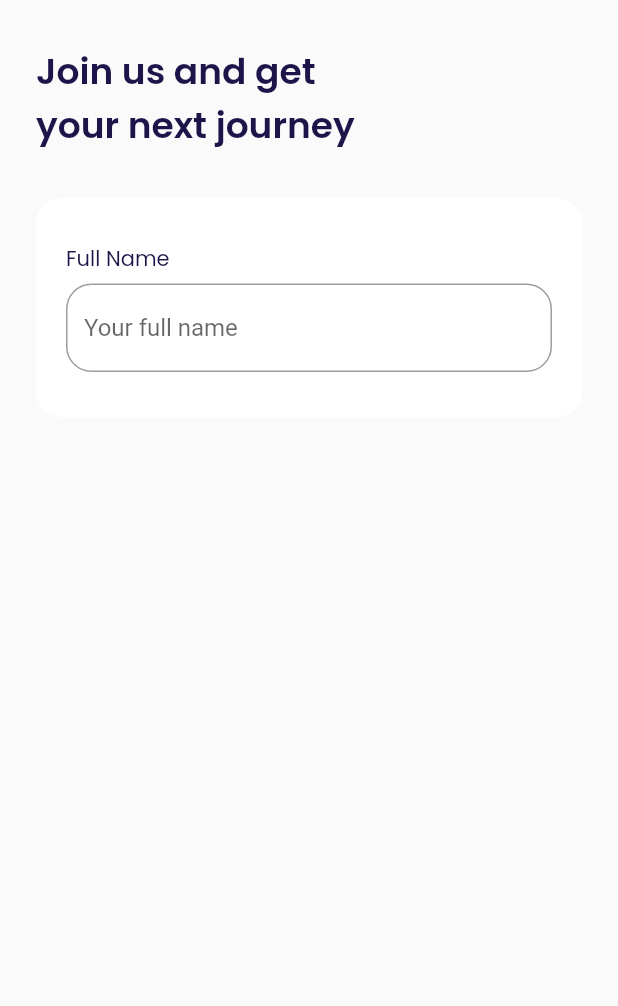
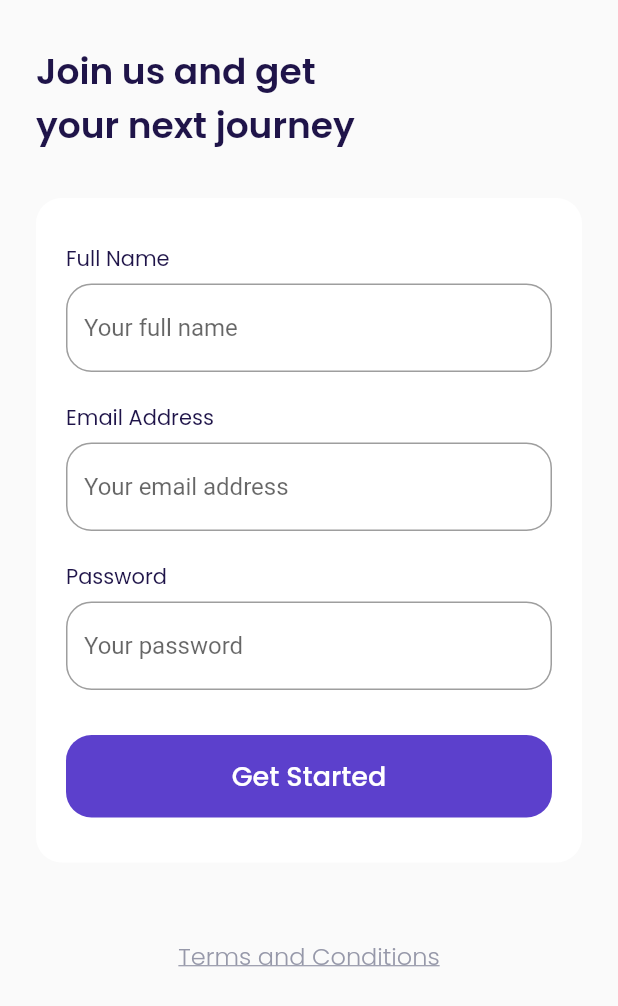
Before and after one commit to whisnuys/flutter-bookflights-app, a Flutter app: the SignUpPage screen opened by its route, on a phone screen of 412 x 824 dp. Shown: the top 1006 px of the screen. Run offline on Flutter 3.47's test engine with Material 2 defaults, Android fonts, the phone set to English and light mode, and no system bars; our stand-ins replace google_fonts.

Commit message:
added some widget signup page

```diff
--- a/lib/ui/pages/signup_page.dart
+++ b/lib/ui/pages/signup_page.dart
@@ -1,4 +1,4 @@
-// ignore_for_file: avoid_unnecessary_containers, prefer_const_constructors
+// ignore_for_file: avoid_unnecessary_containers, prefer_const_constructors, non_constant_identifier_names
 
 import 'package:flutter/material.dart';
 import '../../shared/theme.dart';
@@ -22,8 +22,12 @@
     }
 
     Widget InputSection() {
-      Widget inputForm() {
-        return Column(
+      Widget nameInput() {
+        return Container(
+          margin: EdgeInsets.only(
+            bottom: 20,
+          ),
+          child: Column(
             crossAxisAlignment: CrossAxisAlignment.start,
             children: [
               Text(
@@ -53,6 +57,114 @@
                 ),
               )
             ],
+          ),
+        );
+      }
+
+      Widget emailInput() {
+        return Container(
+          margin: EdgeInsets.only(
+            bottom: 20,
+          ),
+          child: Column(
+            crossAxisAlignment: CrossAxisAlignment.start,
+            children: [
+              Text(
+                'Email Address',
+                style: blackTextStyle,
+              ),
+              SizedBox(
+                height: 6,
+              ),
+              TextFormField(
+                cursorColor: kBlackColor,
+                decoration: InputDecoration(
+                  hintText: "Your email address",
+                  border: OutlineInputBorder(
+                    borderRadius: BorderRadius.circular(
+                      defaultRadius,
+                    ),
+                  ),
+                  focusedBorder: OutlineInputBorder(
+                    borderRadius: BorderRadius.circular(
+                      defaultRadius,
+                    ),
+                    borderSide: BorderSide(
+                      color: kPrimaryColor,
+                    ),
+                  ),
+                ),
+              )
+            ],
+          ),
+        );
+      }
+
+      Widget passwordInput() {
+        return Container(
+          margin: EdgeInsets.only(
+            bottom: 20,
+          ),
+          child: Column(
+            crossAxisAlignment: CrossAxisAlignment.start,
+            children: [
+              Text(
+                'Password',
+                style: blackTextStyle,
+              ),
+              SizedBox(
+                height: 6,
+              ),
+              TextFormField(
+                obscureText: true,
+                cursorColor: kBlackColor,
+                decoration: InputDecoration(
+                  hintText: "Your password",
+                  border: OutlineInputBorder(
+                    borderRadius: BorderRadius.circular(
+                      defaultRadius,
+                    ),
+                  ),
+                  focusedBorder: OutlineInputBorder(
+                    borderRadius: BorderRadius.circular(
+                      defaultRadius,
+                    ),
+                    borderSide: BorderSide(
+                      color: kPrimaryColor,
+                    ),
+                  ),
+                ),
+              )
+            ],
+          ),
+        );
+      }
+
+      Widget submitButton() {
+        return Container(
+          width: double.infinity,
+          height: 55,
+          margin: EdgeInsets.only(
+            top: 10,
+          ),
+          child: TextButton(
+            onPressed: () {},
+            style: TextButton.styleFrom(
+              backgroundColor: kPrimaryColor,
+              shape: RoundedRectangleBorder(
+                borderRadius: BorderRadius.circular(
+                  defaultRadius,
+                ),
+              ),
+            ),
+            child: Text(
+              'Get Started',
+              style: whiteTextStyle.copyWith(
+                fontSize: 18,
+                fontWeight: medium,
+              ),
+            ),
+          ),
         );
       }
 
@@ -73,8 +185,29 @@
         child: Column(
           crossAxisAlignment: CrossAxisAlignment.start,
           children: [
-            inputForm(),
+            nameInput(),
+            emailInput(),
+            passwordInput(),
+            submitButton(),
           ],
+        ),
+      );
+    }
+
+    Widget tacButton() {
+      return Container(
+        alignment: Alignment.center,
+        margin: EdgeInsets.only(
+          top: 50,
+          bottom: 73,
+        ),
+        child: Text(
+          'Terms and Conditions',
+          style: greyTextStyle.copyWith(
+            fontSize: 16,
+            fontWeight: light,
+            decoration: TextDecoration.underline,
+          ),
         ),
       );
     }
@@ -89,6 +222,7 @@
           children: [
             title(),
             InputSection(),
+            tacButton(),
           ],
         ),
       ),
```
Lines whose indentation alone changed are shown as unchanged.
